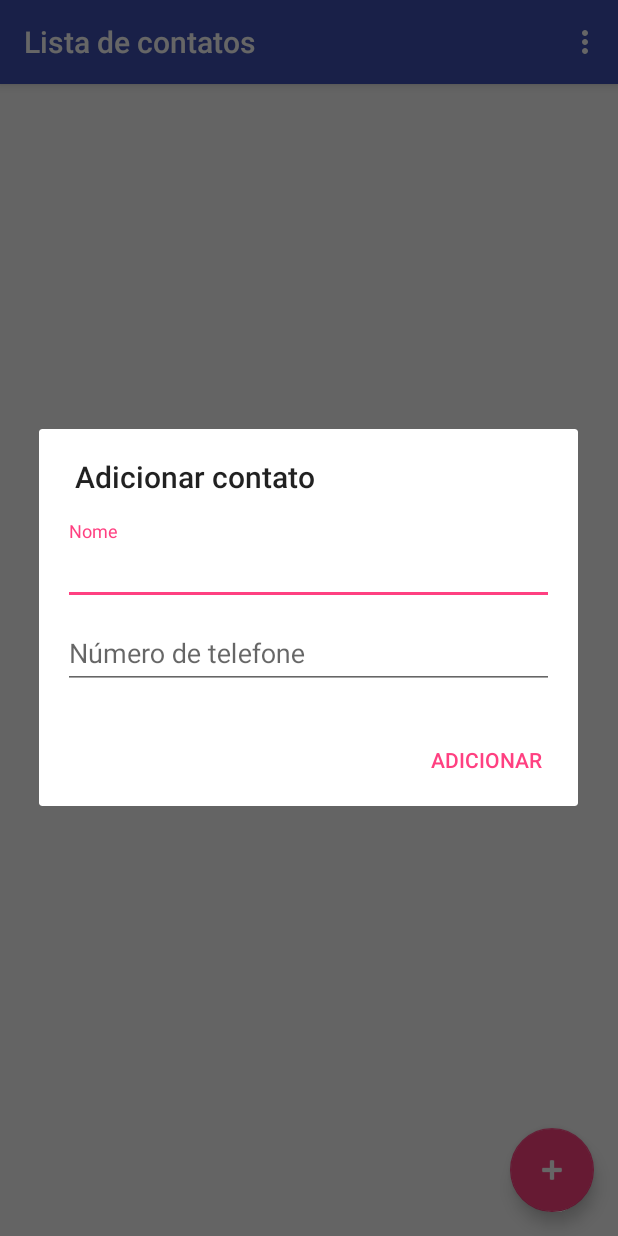
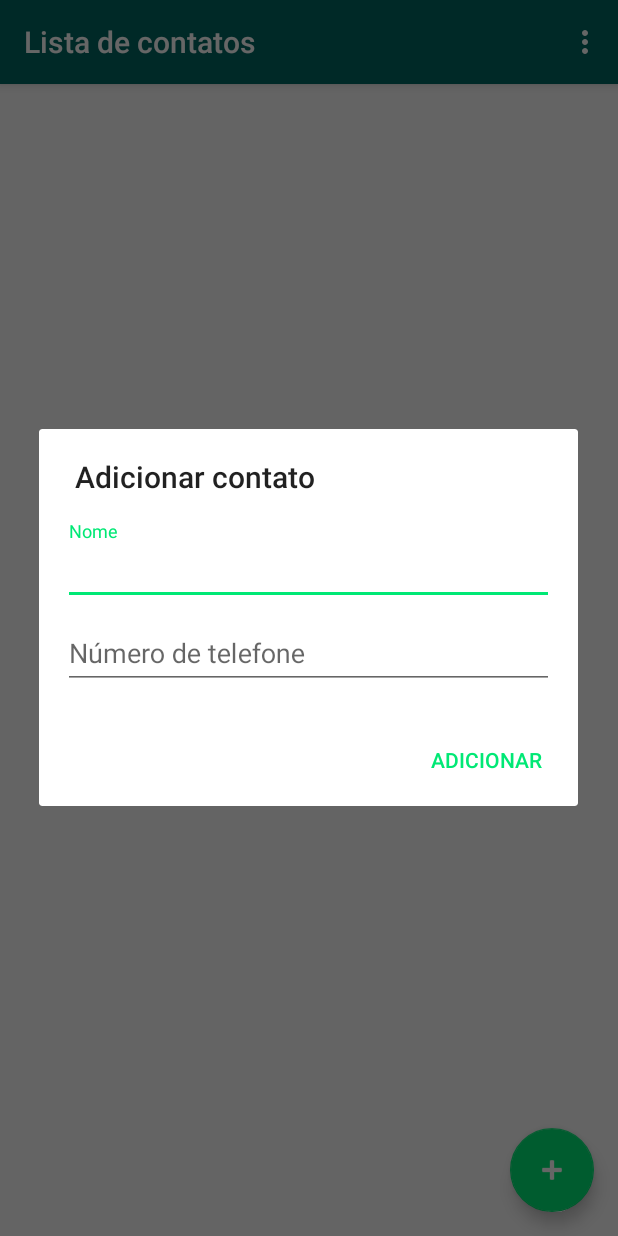
Before and after one commit to fedecarli/contacts-droid, an Android app: the screen it shows after launch (MainActivity), after a tap on an icon or button, on a phone screen of 412 x 824 dp. Run offline under Robolectric (Android 15) with nearby library versions, the phone set to English and light mode, and no system bars.

Commit message:
Change colors and add new functions to the app

```diff
--- a/app/build.gradle
+++ b/app/build.gradle
@@ -9,7 +9,7 @@ android {
         minSdkVersion 15
         targetSdkVersion 23
         versionCode 1
-        versionName "1.0"
+        versionName "1.1"
     }
     buildTypes {
         release {
--- a/app/src/main/java/com/rflpazini/contactlist/MainActivity.java
+++ b/app/src/main/java/com/rflpazini/contactlist/MainActivity.java
@@ -31,6 +31,8 @@ import com.rflpazini.contactlist.utils.Constants;
 import java.util.ArrayList;
 
 public class MainActivity extends AppCompatActivity {
+
+    protected final String TAG = MainActivity.class.getSimpleName();
 
     private ListView listView;
     private ArrayList<String> items;
@@ -160,7 +162,6 @@ public class MainActivity extends AppCompatActivity {
     }
 
     private void deleteContact(String name) {
-        Log.i("TESTE", name);
         SQLiteDatabase db = mHelper.getWritableDatabase();
         db.delete(DbInfo.DbEntry.TABLE,
                 DbInfo.DbEntry.CONT_NAME + " = ?",
--- a/app/src/main/java/com/rflpazini/contactlist/db/DbHelper.java
+++ b/app/src/main/java/com/rflpazini/contactlist/db/DbHelper.java
@@ -19,7 +19,6 @@ public class DbHelper extends SQLiteOpenHelper {
                 DbInfo.DbEntry._ID + " INTEGER PRIMARY KEY AUTOINCREMENT, " +
                 DbInfo.DbEntry.CONT_NAME + " TEXT NOT NULL, " +
                 DbInfo.DbEntry.CONT_PHONE + " TEXT NOT NULL);";
-
         db.execSQL(createTable);
     }
 
--- a/app/src/main/java/com/rflpazini/contactlist/db/DbInfo.java
+++ b/app/src/main/java/com/rflpazini/contactlist/db/DbInfo.java
@@ -11,7 +11,6 @@ public class DbInfo {
 
     public class DbEntry implements BaseColumns {
         public static final String TABLE = "contacts";
-
         public static final String CONT_NAME = "name";
         public static final String CONT_PHONE = "phone";
     }
--- a/app/src/main/res/values/colors.xml
+++ b/app/src/main/res/values/colors.xml
@@ -1,6 +1,6 @@
 <?xml version="1.0" encoding="utf-8"?>
 <resources>
-    <color name="colorPrimary">#3F51B5</color>
-    <color name="colorPrimaryDark">#303F9F</color>
-    <color name="colorAccent">#FF4081</color>
+    <color name="colorPrimary">#006662</color>
+    <color name="colorPrimaryDark">#003633</color>
+    <color name="colorAccent">#00E875</color>
 </resources>
```
Also changed, not shown: app/src/main/ic_launcher-web.png, app/src/main/res/drawable/contact_logo.png, app/src/main/res/mipmap-hdpi/ic_launcher.png, app/src/main/res/mipmap-mdpi/ic_launcher.png, app/src/main/res/mipmap-xhdpi/ic_launcher.png, app/src/main/res/mipmap-xxhdpi/ic_launcher.png, app/src/main/res/mipmap-xxxhdpi/ic_launcher.png.
